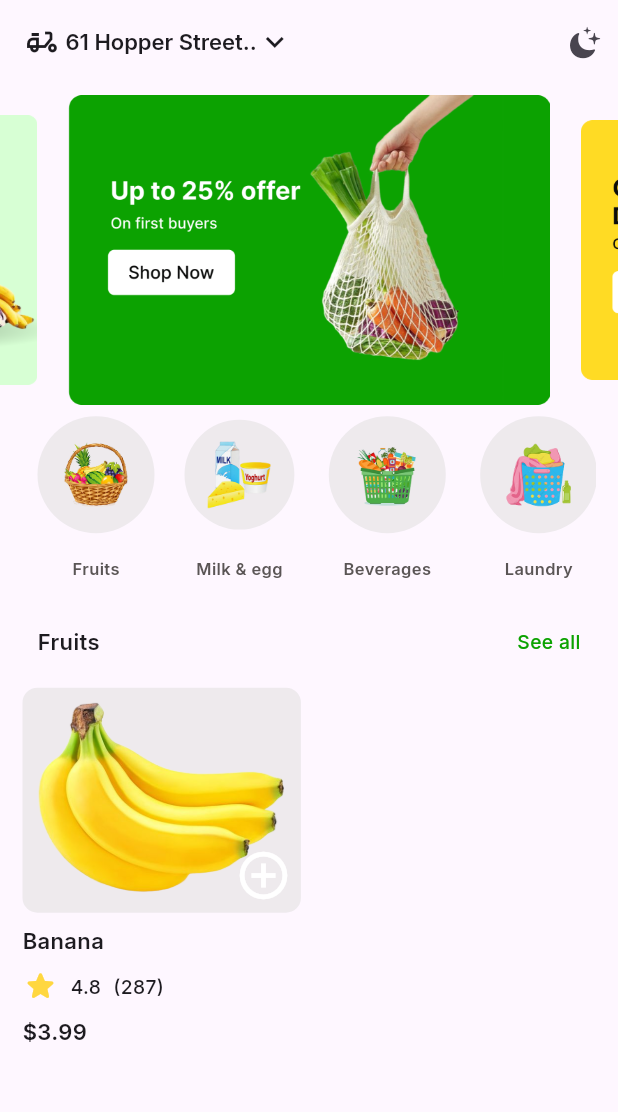
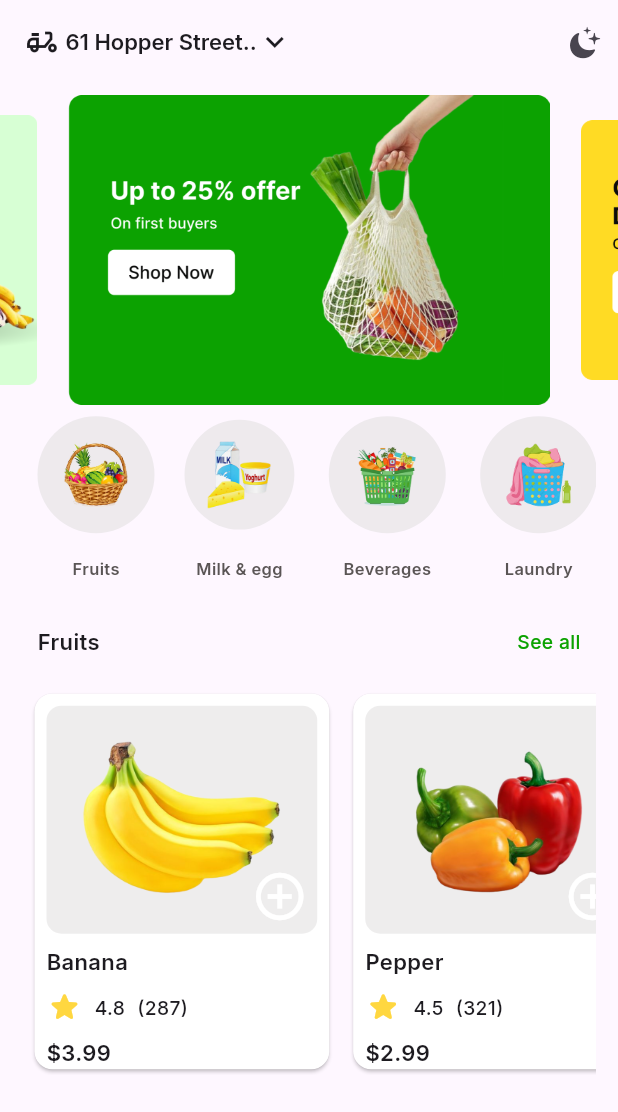
Before and after one commit to MohammedHafiz27/grabber, a Flutter app: the screen it shows after launch, on a phone screen of 412 x 824 dp. Shown: the top 1112 px of the screen. Run offline on Flutter 3.47's test engine with Material 3 defaults, Android fonts, the light colour scheme and no system bars; drawn by our look-alikes of carousel_slider; our stand-ins replace flutter_svg, go_router, google_fonts.

Commit message:
fruits item /list done

```diff
--- /dev/null
+++ b/lib/Core/utils/colors.dart
@@ -0,0 +1,5 @@
+import 'package:flutter/widgets.dart';
+
+class ColorsClass {
+  static final Color primaryColor = Color(0xff0CA201);
+}
--- /dev/null
+++ b/lib/Features/home_page/data/models/fruits_model.dart
@@ -0,0 +1,14 @@
+class FruitsModel {
+  String name;
+  String image;
+  String price;
+  double rate;
+  int rateCount;
+  FruitsModel({
+    required this.name,
+    required this.image,
+    required this.price,
+    required this.rate,
+    required this.rateCount,
+  });
+}
--- a/lib/Features/home_page/presentation/views/home_page.dart
+++ b/lib/Features/home_page/presentation/views/home_page.dart
@@ -2,7 +2,7 @@ import 'package:flutter/material.dart';
 import 'package:grabber/Features/home_page/presentation/views/widgets/category_item_list_builder.dart';
 import 'package:grabber/Features/home_page/presentation/views/widgets/custom_app_bar.dart';
 import 'package:grabber/Features/home_page/presentation/views/widgets/fruits_header.dart';
-import 'package:grabber/Features/home_page/presentation/views/widgets/fruits_item.dart';
+import 'package:grabber/Features/home_page/presentation/views/widgets/fruits_item_list_builder.dart';
 import 'package:grabber/Features/home_page/presentation/views/widgets/my_carouse_slider.dart';
 
 class HomePage extends StatelessWidget {
@@ -19,7 +19,7 @@ class HomePage extends StatelessWidget {
             SliverToBoxAdapter(child: MyCarouselSlider()),
             SliverToBoxAdapter(child: CategoryItemListBuilder()),
             SliverToBoxAdapter(child: FruitsHeader()),
-            SliverToBoxAdapter(child: FruitsItem()),
+            SliverToBoxAdapter(child: FruitsItemListBuilder()),
           ],
         ),
       ),
--- a/lib/Features/home_page/presentation/views/widgets/fruits_header.dart
+++ b/lib/Features/home_page/presentation/views/widgets/fruits_header.dart
@@ -1,5 +1,6 @@
 import 'package:flutter/widgets.dart';
 import 'package:grabber/Core/utils/app_styles.dart';
+import 'package:grabber/Core/utils/colors.dart';
 
 class FruitsHeader extends StatelessWidget {
   const FruitsHeader({super.key});
@@ -12,7 +13,7 @@ class FruitsHeader extends StatelessWidget {
         mainAxisAlignment: MainAxisAlignment.spaceBetween,
         children: [
           Text("Fruits", style: AppStyles.styleBold16(context)),
-          Text("See all", style: AppStyles.styleSemiBold14(context).copyWith(color: Color(0xff0CA201))),
+          Text("See all", style: AppStyles.styleSemiBold14(context).copyWith(color: ColorsClass.primaryColor)),
         ],
       ),
     );
--- a/lib/Features/home_page/presentation/views/widgets/fruits_item.dart
+++ b/lib/Features/home_page/presentation/views/widgets/fruits_item.dart
@@ -1,24 +1,32 @@
 import 'package:flutter/material.dart';
 import 'package:grabber/Core/utils/app_styles.dart';
-import 'package:grabber/Core/utils/assets.dart';
+import 'package:grabber/Features/home_page/data/models/fruits_model.dart';
 
 class FruitsItem extends StatelessWidget {
-  const FruitsItem({super.key});
+  const FruitsItem({super.key, required this.fruitsModel});
+  final FruitsModel fruitsModel;
 
   @override
   Widget build(BuildContext context) {
-    return Column(
+    return Padding(
+      padding: const EdgeInsets.symmetric(horizontal: 4.0),
+      child: Card(
+        color: Colors.white,
+        child: Padding(
+          padding: const EdgeInsets.all(8.0),
+          child: Column(
             spacing: 8,
             crossAxisAlignment: CrossAxisAlignment.start,
             children: [
               Stack(
                 children: [
                   Container(
+                    padding: const EdgeInsets.all(16),
                     decoration: BoxDecoration(
                       borderRadius: BorderRadius.circular(10),
                       color: Color.fromARGB(140, 224, 223, 223),
                     ),
-              child: Image.asset(Assets.imagesBanana, height: 150),
+                    child: Image.asset(fruitsModel.image, height: 120),
                   ),
                   Positioned(
                     right: 1,
@@ -31,17 +39,20 @@ class FruitsItem extends StatelessWidget {
                   ),
                 ],
               ),
-        Text("Banana", style: AppStyles.styleBold16(context)),
+              Text(fruitsModel.name, style: AppStyles.styleBold16(context)),
               Row(
                 spacing: 8,
                 children: [
                   Icon(Icons.star_rounded, color: Colors.amberAccent),
-            Text("4.8", style: AppStyles.styleSemiBold14(context)),
-            Text("(287)", style: AppStyles.styleSemiBold14(context)),
+                  Text(fruitsModel.rate.toString(), style: AppStyles.styleSemiBold14(context)),
+                  Text("(${fruitsModel.rateCount})", style: AppStyles.styleSemiBold14(context)),
                 ],
               ),
-        Text("\$3.99", style: AppStyles.styleBold16(context)),
+              Text(fruitsModel.price, style: AppStyles.styleBold16(context)),
             ],
+          ),
+        ),
+      ),
     );
   }
 }
--- /dev/null
+++ b/lib/Features/home_page/presentation/views/widgets/fruits_item_list_builder.dart
@@ -0,0 +1,25 @@
+import 'package:flutter/widgets.dart';
+import 'package:grabber/Core/utils/assets.dart' show Assets;
+import 'package:grabber/Features/home_page/data/models/fruits_model.dart';
+import 'package:grabber/Features/home_page/presentation/views/widgets/fruits_item.dart';
+
+class FruitsItemListBuilder extends StatelessWidget {
+  const FruitsItemListBuilder({super.key});
+  static final List<FruitsModel> fruits = [
+    FruitsModel(name: "Banana", image: Assets.imagesBanana, price: r"$3.99", rate: 4.8, rateCount: 287),
+    FruitsModel(name: "Pepper", image: Assets.imagesPapper, price: r"$2.99", rate: 4.5, rateCount: 321),
+    FruitsModel(name: "Orange", image: Assets.imagesOrange, price: r"$3.99", rate: 4.7, rateCount: 263),
+  ];
+
+  @override
+  Widget build(BuildContext context) {
+    return AspectRatio(
+      aspectRatio: 170 / 115,
+      child: ListView.builder(
+        scrollDirection: Axis.horizontal,
+        itemCount: fruits.length,
+        itemBuilder: (context, index) => FruitsItem(fruitsModel: fruits[index]),
+      ),
+    );
+  }
+}
```
Lines whose indentation alone changed are shown as unchanged.
